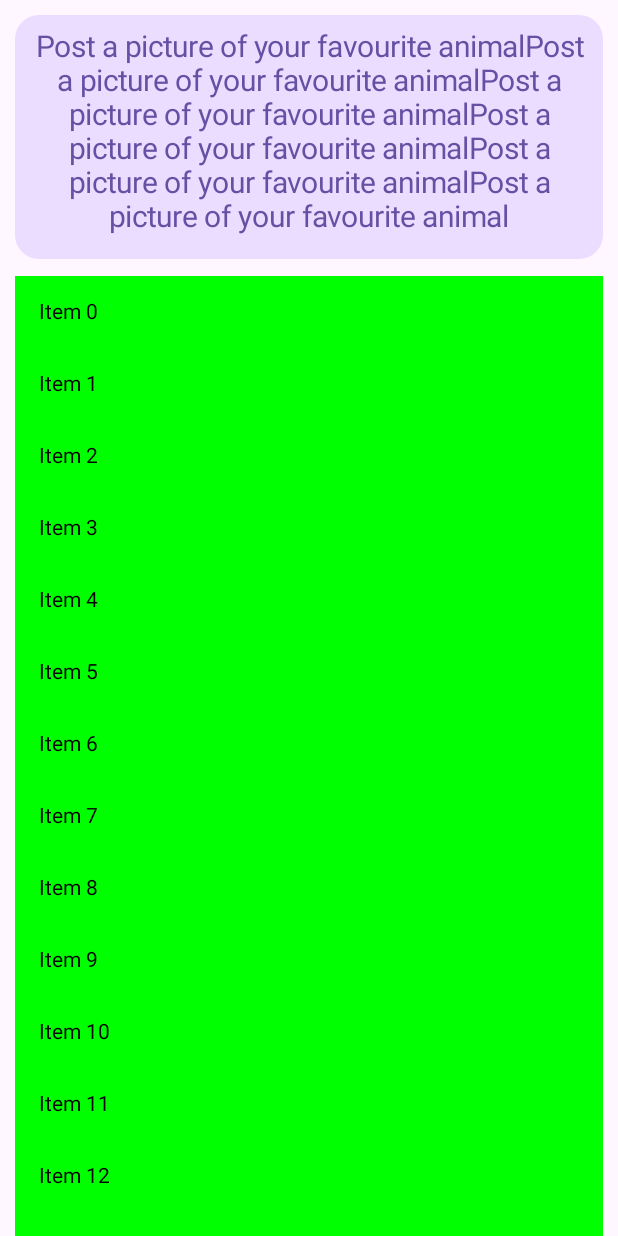
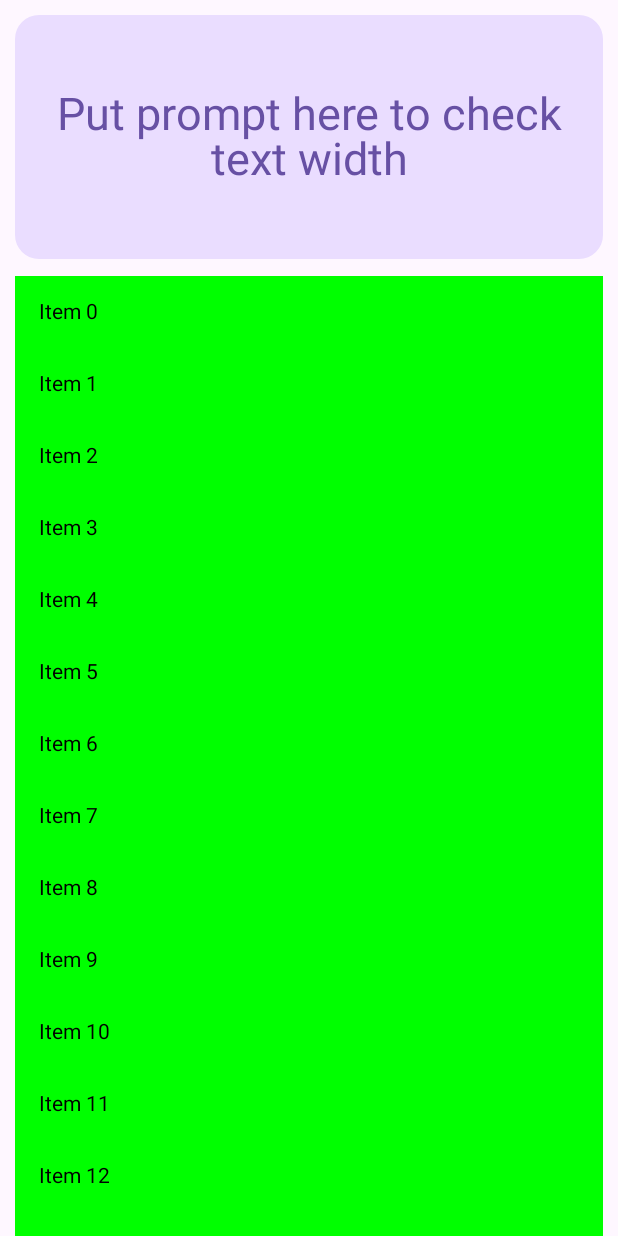
Before and after one commit to mgmavely/CS446-Group-11, an Android app built with Jetpack Compose: the @Preview function DiscoverView, on a phone screen of 412 x 824 dp. Run offline under Robolectric (Android 15) with nearby library versions, the phone set to English and light mode, and no system bars.

Commit message:
vertically center prompt text in box

```diff
--- a/app/src/main/java/com/example/memento/userinterface/Discover/DiscoverView.kt
+++ b/app/src/main/java/com/example/memento/userinterface/Discover/DiscoverView.kt
@@ -37,19 +37,14 @@ import androidx.compose.ui.unit.sp
 
 @Composable
 fun Prompt() {
-    var promptText = "" +
-            "Post a picture of your favourite animal" +
-            "Post a picture of your favourite animal" +
-            "Post a picture of your favourite animal" +
-            "Post a picture of your favourite animal" +
-            "Post a picture of your favourite animal" +
-            "Post a picture of your favourite animal"
+    var promptText = "Put prompt here to check text width"
 
-            Box(
+    Box(
         modifier = Modifier
             .fillMaxWidth()
             .fillMaxHeight(0.2f)
-            .background(MaterialTheme.colorScheme.primaryContainer)
+            .background(MaterialTheme.colorScheme.primaryContainer),
+        contentAlignment = Alignment.Center
     ) {
                 AutoResizingText(
                     modifier = Modifier.
@@ -126,7 +121,8 @@ fun AutoResizingText(
                 textSize.value = textSize.value * 0.9f
             }
         },
-        fontWeight = FontWeight.Normal
+        fontWeight = FontWeight.Normal,
+        lineHeight = 30.sp
     )
 
 
```
